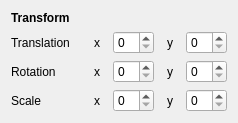
Qt form DockTest/transformwidget.ui (0000duck/Qt-Engine) before a commit.
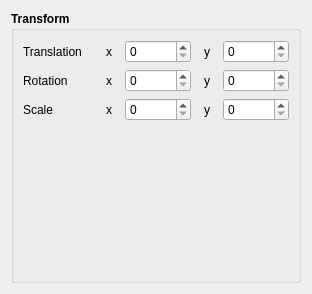
The same form after that commit.

```diff
--- a/DockTest/transformwidget.ui
+++ b/DockTest/transformwidget.ui
@@ -6,8 +6,8 @@
    <rect>
     <x>0</x>
     <y>0</y>
-    <width>230</width>
-    <height>123</height>
+    <width>312</width>
+    <height>294</height>
    </rect>
   </property>
   <property name="windowTitle">
@@ -15,20 +15,19 @@
   </property>
   <layout class="QVBoxLayout" name="verticalLayout_2">
    <item>
-    <layout class="QVBoxLayout" name="verticalLayout">
-     <item>
-      <widget class="QLabel" name="label">
+    <widget class="QGroupBox" name="groupBox">
        <property name="font">
         <font>
          <weight>75</weight>
          <bold>true</bold>
         </font>
        </property>
-       <property name="text">
+     <property name="title">
         <string>Transform</string>
        </property>
-      </widget>
-     </item>
+     <layout class="QVBoxLayout" name="verticalLayout_3">
+      <item>
+       <layout class="QVBoxLayout" name="verticalLayout">
      <item>
       <layout class="QHBoxLayout" name="horizontalLayout">
        <item>
@@ -85,7 +84,14 @@
         </widget>
        </item>
        <item>
-        <widget class="QSpinBox" name="spinBox"/>
+           <widget class="QSpinBox" name="spinBox">
+            <property name="font">
+             <font>
+              <weight>50</weight>
+              <bold>false</bold>
+             </font>
+            </property>
+           </widget>
        </item>
        <item>
         <widget class="QLabel" name="label_4">
@@ -116,7 +122,14 @@
         </widget>
        </item>
        <item>
-        <widget class="QSpinBox" name="spinBox_2"/>
+           <widget class="QSpinBox" name="spinBox_2">
+            <property name="font">
+             <font>
+              <weight>50</weight>
+              <bold>false</bold>
+             </font>
+            </property>
+           </widget>
        </item>
       </layout>
      </item>
@@ -176,7 +189,14 @@
         </widget>
        </item>
        <item>
-        <widget class="QSpinBox" name="spinBox_5"/>
+           <widget class="QSpinBox" name="spinBox_5">
+            <property name="font">
+             <font>
+              <weight>50</weight>
+              <bold>false</bold>
+             </font>
+            </property>
+           </widget>
        </item>
        <item>
         <widget class="QLabel" name="label_10">
@@ -207,7 +227,14 @@
         </widget>
        </item>
        <item>
-        <widget class="QSpinBox" name="spinBox_6"/>
+           <widget class="QSpinBox" name="spinBox_6">
+            <property name="font">
+             <font>
+              <weight>50</weight>
+              <bold>false</bold>
+             </font>
+            </property>
+           </widget>
        </item>
       </layout>
      </item>
@@ -267,7 +294,14 @@
         </widget>
        </item>
        <item>
-        <widget class="QSpinBox" name="spinBox_3"/>
+           <widget class="QSpinBox" name="spinBox_3">
+            <property name="font">
+             <font>
+              <weight>50</weight>
+              <bold>false</bold>
+             </font>
+            </property>
+           </widget>
        </item>
        <item>
         <widget class="QLabel" name="label_7">
@@ -298,7 +332,14 @@
         </widget>
        </item>
        <item>
-        <widget class="QSpinBox" name="spinBox_4"/>
+           <widget class="QSpinBox" name="spinBox_4">
+            <property name="font">
+             <font>
+              <weight>50</weight>
+              <bold>false</bold>
+             </font>
+            </property>
+           </widget>
        </item>
       </layout>
      </item>
@@ -316,6 +357,9 @@
       </size>
      </property>
     </spacer>
+      </item>
+     </layout>
+    </widget>
    </item>
   </layout>
  </widget>
```
Lines whose indentation alone changed are shown as unchanged.
